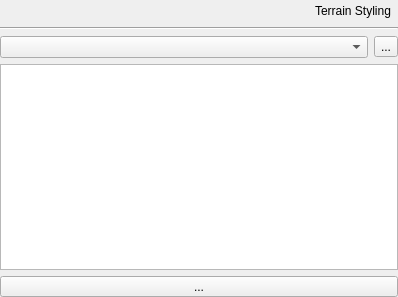
Qt form src/ui/reosmeshtopographywidget.ui (vcloarec/ReosProject) before a commit.
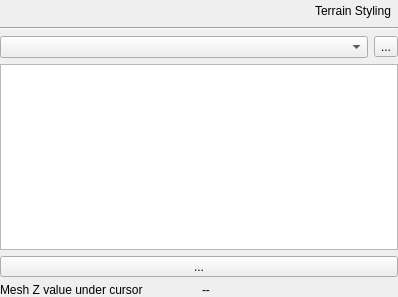
The same form after that commit. Icons and pictures are not drawn. Custom widgets are drawn as their Qt base class.

Commit message: display Z value of hydraulic structure mesh

The edit to the form file:
```diff
--- a/src/ui/reosmeshtopographywidget.ui
+++ b/src/ui/reosmeshtopographywidget.ui
@@ -128,6 +128,27 @@
        </property>
       </widget>
      </item>
+     <item row="3" column="0" colspan="2">
+      <layout class="QHBoxLayout" name="horizontalLayout_2">
+       <property name="topMargin">
+        <number>0</number>
+       </property>
+       <item>
+        <widget class="QLabel" name="label">
+         <property name="text">
+          <string>Mesh Z value under cursor</string>
+         </property>
+        </widget>
+       </item>
+       <item>
+        <widget class="QLabel" name="mMeshZValueLabel">
+         <property name="text">
+          <string>--</string>
+         </property>
+        </widget>
+       </item>
+      </layout>
+     </item>
     </layout>
    </item>
   </layout>
```
Left out of the diff: 14 changed lines with no effect on the pictures. The commit also changes 5 other files.
